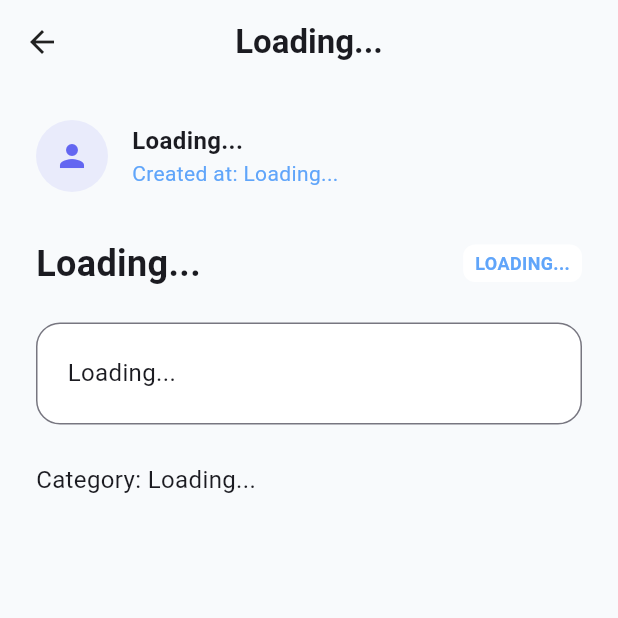
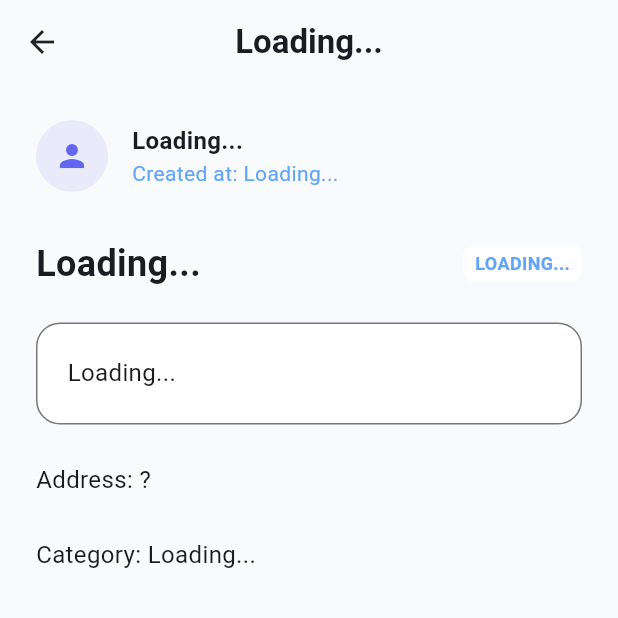
Before and after one commit to AliAhmed-004/upnext-frontend, a Flutter app: the ListingDetailsPage screen opened directly with empty values, on a phone screen of 412 x 824 dp, the top half of it. Run offline on Flutter 3.47's test engine with Material 3 defaults, Android fonts, the phone set to English and light mode, and no system bars; our stand-ins replace cloud_firestore, firebase_auth, firebase_core, flutter_map, geocoding, geolocator and 3 more; accounts and stored records are empty; generated files the repository leaves out were written again.

Commit message:
added address in linsting details page

```diff
--- a/lib/helper/helper_methods.dart
+++ b/lib/helper/helper_methods.dart
@@ -1,3 +1,4 @@
+import 'package:flutter/material.dart';
 import 'package:geocoding/geocoding.dart';
 import 'package:intl/intl.dart';
 
@@ -17,12 +18,13 @@ Future<String> getAddressFromLatLng(double? lat, double? long) async {
     if (placemarks.isNotEmpty) {
       Placemark place = placemarks[0];
       String address =
-          '${place.street ?? ''}, ${place.subLocality ?? ''}, ${place.locality ?? ''}, ${place.country ?? ''}';
+          '${place.street ?? ''}, ${place.subLocality ?? ''}, ${place.locality ?? ''}';
       return address;
     } else {
       return 'No address available';
     }
   } catch (e) {
+    debugPrint('Error in getAddressFromLatLng: $e');
     return 'Error retrieving address: $e';
   }
 }
--- a/lib/pages/listing_details_page.dart
+++ b/lib/pages/listing_details_page.dart
@@ -233,6 +233,40 @@ class _ListingDetailsPageState extends State<ListingDetailsPage> {
               ),
               const SizedBox(height: 24),
 
+              // Address of the listing
+              FutureBuilder<String>(
+                future: getAddressFromLatLng(
+                  _location?.latitude,
+                  _location?.longitude,
+                ),
+                builder: (context, snapshot) {
+                  if (snapshot.connectionState == ConnectionState.waiting) {
+                    return const CircularProgressIndicator();
+                  } else if (snapshot.hasError) {
+                    return Text(
+                      'Error fetching address',
+                      style: TextStyle(
+                        fontSize: 16,
+                        color: Theme.of(context).colorScheme.onSurface,
+                        height: 1.6,
+                      ),
+                    );
+                  } else {
+                    return Text(
+                      'Address: ${snapshot.data}',
+                      style: TextStyle(
+                        fontSize: 16,
+                        color: Theme.of(context).colorScheme.onSurface,
+                        height: 1.6,
+                      ),
+                    );
+                  }
+                },
+              ),
+
+              const SizedBox(height: 24),
+
+
               // category
               Text(
                 "Category: $_category",
```
